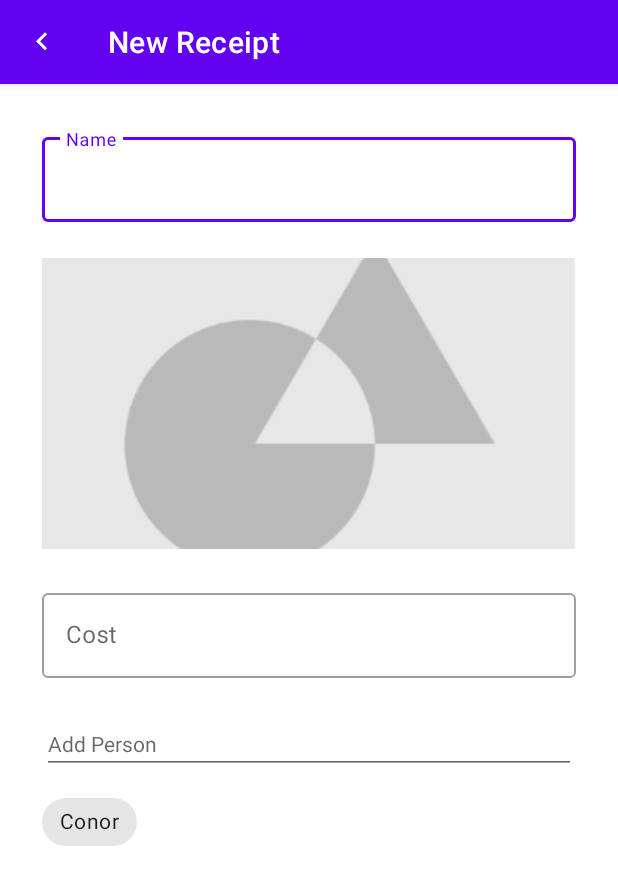
After one commit to conor8147/trippr, an Android app: the layout fragment_add_receipt.xml on its own in the app's theme, with its tools: preview values and no code run, on a phone screen of 412 x 824 dp. The commit adds this screen. Shown: the top 885 px of the screen. Run offline under Robolectric (Android 15) with nearby library versions, the phone set to English and light mode, and no system bars.

Commit message:
Made fragment and set up navigation

```diff
--- a/app/src/main/java/com/con19/tripplanner/view/fragments/EditPersonFragment.kt
+++ b/app/src/main/java/com/con19/tripplanner/view/fragments/EditPersonFragment.kt
@@ -37,12 +37,10 @@ class EditPersonFragment : Fragment() {
 
         layout.findViewById<TextInputLayout>(R.id.nameTextInput).editText?.apply {
             setText(person?.nickname)
-
         }
 
         layout.findViewById<TextInputLayout>(R.id.numberTextInput).editText?.apply {
             setText(person?.phoneNumber)
-
         }
         return layout
     }
--- /dev/null
+++ b/app/src/main/res/layout/fragment_add_receipt.xml
@@ -0,0 +1,108 @@
+<?xml version="1.0" encoding="utf-8"?>
+<androidx.constraintlayout.widget.ConstraintLayout
+    xmlns:android="http://schemas.android.com/apk/res/android"
+    xmlns:app="http://schemas.android.com/apk/res-auto"
+    xmlns:tools="http://schemas.android.com/tools"
+    android:layout_width="match_parent"
+    android:layout_height="match_parent">
+
+    <com.google.android.material.appbar.AppBarLayout
+        android:id="@+id/appBarLayout3"
+        android:layout_width="match_parent"
+        android:layout_height="wrap_content"
+        app:layout_constraintStart_toStartOf="parent"
+        app:layout_constraintTop_toTopOf="parent">
+
+        <com.google.android.material.appbar.MaterialToolbar
+            android:id="@+id/topAppBar"
+            style="@style/Widget.MaterialComponents.Toolbar.Primary"
+            android:layout_width="match_parent"
+            android:layout_height="?attr/actionBarSize"
+            app:navigationIcon="@drawable/ic_karrow_left"
+            app:title="@string/new_receipt" />
+
+    </com.google.android.material.appbar.AppBarLayout>
+
+    <com.google.android.material.textfield.TextInputLayout
+        android:id="@+id/nameTextInput"
+        style="@style/Widget.MaterialComponents.TextInputLayout.OutlinedBox"
+        android:layout_width="match_parent"
+        android:layout_height="wrap_content"
+        android:layout_marginStart="28dp"
+        android:layout_marginTop="30dp"
+        android:layout_marginEnd="28dp"
+        android:hint="@string/name"
+        app:layout_constraintEnd_toEndOf="parent"
+        app:layout_constraintStart_toStartOf="parent"
+        app:layout_constraintTop_toBottomOf="@+id/appBarLayout3">
+
+        <com.google.android.material.textfield.TextInputEditText
+            android:id="@+id/nameEditText"
+            android:layout_width="match_parent"
+            android:layout_height="wrap_content"
+            android:selectAllOnFocus="true" />
+    </com.google.android.material.textfield.TextInputLayout>
+
+    <ImageView
+        android:id="@+id/receipt_photo"
+        android:layout_width="0dp"
+        android:layout_height="194dp"
+        android:layout_marginTop="24dp"
+        android:contentDescription="@string/content_description_media"
+        android:scaleType="centerCrop"
+        app:layout_constraintEnd_toEndOf="@+id/nameTextInput"
+        app:layout_constraintStart_toStartOf="@+id/nameTextInput"
+        app:layout_constraintTop_toBottomOf="@+id/nameTextInput"
+        app:srcCompat="@drawable/imagedefault" />
+
+    <com.google.android.material.textfield.TextInputLayout
+        android:id="@+id/costTextInput"
+        style="@style/Widget.MaterialComponents.TextInputLayout.OutlinedBox"
+        android:layout_width="match_parent"
+        android:layout_height="wrap_content"
+        android:layout_marginStart="28dp"
+        android:layout_marginTop="24dp"
+        android:layout_marginEnd="28dp"
+        android:hint="@string/cost"
+        app:layout_constraintEnd_toEndOf="parent"
+        app:layout_constraintStart_toStartOf="parent"
+        app:layout_constraintTop_toBottomOf="@+id/receipt_photo">
+
+        <com.google.android.material.textfield.TextInputEditText
+            android:id="@+id/costEditText"
+            android:layout_width="match_parent"
+            android:layout_height="wrap_content"
+            android:selectAllOnFocus="true" />
+    </com.google.android.material.textfield.TextInputLayout>
+
+    <com.google.android.material.chip.ChipGroup
+        android:id="@+id/chipGroup"
+        android:layout_width="0dp"
+        android:layout_height="wrap_content"
+        android:layout_marginTop="8dp"
+        app:layout_constraintEnd_toEndOf="@+id/addPersonEditText"
+        app:layout_constraintStart_toStartOf="@+id/addPersonEditText"
+        app:layout_constraintTop_toBottomOf="@+id/addPersonEditText">
+
+        <com.google.android.material.chip.Chip
+            android:layout_width="wrap_content"
+            android:layout_height="wrap_content"
+            android:text="@string/placeholderPersonName"
+            android:textStyle="bold" />
+
+    </com.google.android.material.chip.ChipGroup>
+
+    <EditText
+        android:id="@+id/addPersonEditText"
+        style="@style/Widget.MaterialComponents.TextInputLayout.OutlinedBox"
+        android:layout_width="0dp"
+        android:layout_height="wrap_content"
+        android:layout_marginTop="24dp"
+        android:ems="10"
+        android:hint="Add Person"
+        android:inputType="textPersonName"
+        app:layout_constraintEnd_toEndOf="@+id/costTextInput"
+        app:layout_constraintStart_toStartOf="@+id/costTextInput"
+        app:layout_constraintTop_toBottomOf="@+id/costTextInput" />
+
+</androidx.constraintlayout.widget.ConstraintLayout>
--- a/app/src/main/res/layout/view_trip_view_info.xml
+++ b/app/src/main/res/layout/view_trip_view_info.xml
@@ -28,7 +28,7 @@
             android:layout_weight="1">
 
             <Button
-                android:id="@+id/button"
+                android:id="@+id/splitCostsButton"
                 android:layout_width="match_parent"
                 android:layout_height="match_parent"
                 android:backgroundTint="@color/colorAccent"
@@ -46,7 +46,7 @@
             android:layout_weight="1">
 
             <Button
-                android:id="@+id/button2"
+                android:id="@+id/addReceiptButton"
                 android:layout_width="match_parent"
                 android:layout_height="match_parent"
                 android:backgroundTint="@color/colorAccent"
--- a/app/src/main/res/values/strings.xml
+++ b/app/src/main/res/values/strings.xml
@@ -17,4 +17,6 @@
     <string name="hello_blank_fragment">Hello blank fragment</string>
     <string name="paid">Paid</string>
     <string name="unpaid">Unpaid</string>
+    <string name="new_receipt">New Receipt</string>
+    <string name="cost">Cost</string>
 </resources>
```
Also changed, not shown: app/src/main/java/com/con19/tripplanner/view/activities/MainActivity.kt (+12 -2 lines), app/src/main/java/com/con19/tripplanner/view/adapters/TransactionsAdapter.kt (+74 -12 lines), app/src/main/java/com/con19/tripplanner/view/fragments/AddReceiptFragment.kt (added, +72 -0 lines), app/src/main/java/com/con19/tripplanner/view/fragments/TripViewFragment.kt (+7 -5 lines), app/src/main/java/com/con19/tripplanner/view/fragments/TripsTabFragment.kt (+11 -9 lines).
